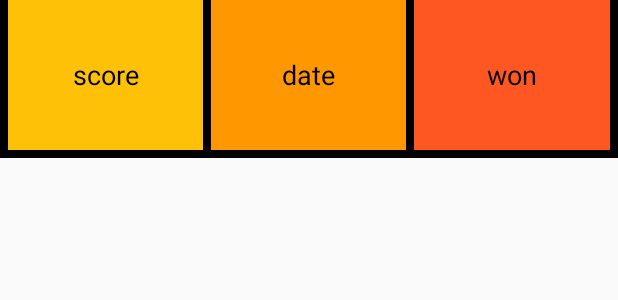
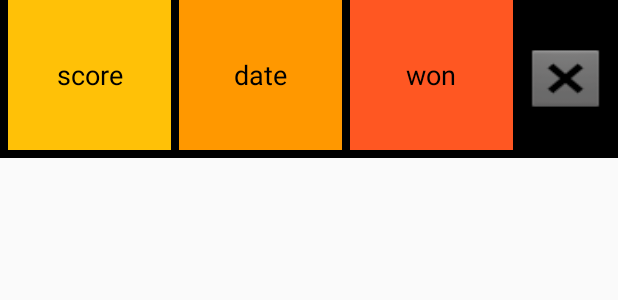
Before and after one commit to PiotMac/Algorithmic-Computer-Science, an Android app: the layout game_item.xml on its own in the app's theme, with its tools: preview values and no code run, on a phone screen of 412 x 824 dp. Shown: the top 300 px of the screen. Run offline under Robolectric (Android 15) with nearby library versions, the phone set to English and light mode, and no system bars; Roboto replaces fonts that are not available here.

Commit message:
added deletion

```diff
--- a/IV-semester/AM/L5/L5SpaceInvaders/app/src/main/java/com/example/l5spaceinvaders/DatabaseDao.kt
+++ b/IV-semester/AM/L5/L5SpaceInvaders/app/src/main/java/com/example/l5spaceinvaders/DatabaseDao.kt
@@ -26,6 +26,9 @@ interface DatabaseDao {
     @Query("DELETE FROM Game WHERE Game.score = :score AND Game.date = :date AND Game.won = :result")
     fun deleteGame(score: Int, date: String, result: Boolean)
 
+    @Delete
+    fun deleteRecord(game: Game)
+
     @Query("SELECT * FROM Game ORDER BY Game.score ASC")
     fun sortAscScore() : List<Game>
 
--- a/IV-semester/AM/L5/L5SpaceInvaders/app/src/main/java/com/example/l5spaceinvaders/ScoresRecyclerAdapter.kt
+++ b/IV-semester/AM/L5/L5SpaceInvaders/app/src/main/java/com/example/l5spaceinvaders/ScoresRecyclerAdapter.kt
@@ -4,6 +4,7 @@ import android.annotation.SuppressLint
 import android.view.LayoutInflater
 import android.view.View
 import android.view.ViewGroup
+import android.widget.ImageButton
 import android.widget.TextView
 import androidx.recyclerview.widget.RecyclerView
 
@@ -12,10 +13,12 @@ class ScoresRecyclerAdapter(private val games: List<Game>) : RecyclerView.Adapte
         val scoreTV : TextView
         val dateTV : TextView
         val winTV : TextView
+        val deleteButton : ImageButton
         init {
             scoreTV = view.findViewById(R.id.scoreTV)
             dateTV = view.findViewById(R.id.dateTV)
             winTV = view.findViewById(R.id.winTV)
+            deleteButton = view.findViewById(R.id.deleteRecordButton)
         }
     }
 
@@ -34,6 +37,9 @@ class ScoresRecyclerAdapter(private val games: List<Game>) : RecyclerView.Adapte
         else {
             holder.winTV.text = "NO"
         }
+        holder.deleteButton.setOnClickListener {
+            ScoresActivity.deleteRecord(position)
+        }
     }
 
     override fun getItemCount(): Int {
--- a/IV-semester/AM/L5/L5SpaceInvaders/app/src/main/res/layout/game_item.xml
+++ b/IV-semester/AM/L5/L5SpaceInvaders/app/src/main/res/layout/game_item.xml
@@ -1,5 +1,6 @@
 <?xml version="1.0" encoding="utf-8"?>
 <LinearLayout xmlns:android="http://schemas.android.com/apk/res/android"
+    xmlns:app="http://schemas.android.com/apk/res-auto"
     android:layout_width="match_parent"
     android:layout_height="wrap_content"
     android:background="#000000"
@@ -48,4 +49,16 @@
         android:textColor="#000000"
         android:textSize="18sp" />
 
+    <ImageButton
+        android:id="@+id/deleteRecordButton"
+        android:layout_width="50dp"
+        android:layout_height="50dp"
+        android:layout_gravity="center"
+        android:layout_marginEnd="5dp"
+        android:layout_weight="1"
+        android:backgroundTint="#000000"
+        android:foreground="@android:drawable/btn_dialog"
+        app:srcCompat="@android:drawable/ic_menu_close_clear_cancel" />
+
+
 </LinearLayout>
--- a/IV-semester/AM/L5/L5SpaceInvaders/app/src/main/res/layout/scores_activity.xml
+++ b/IV-semester/AM/L5/L5SpaceInvaders/app/src/main/res/layout/scores_activity.xml
@@ -45,7 +45,7 @@
             android:id="@+id/winHeader"
             android:layout_width="100dp"
             android:layout_height="100dp"
-            android:layout_marginEnd="5dp"
+            android:layout_marginEnd="70dp"
             android:layout_marginBottom="5dp"
             android:layout_weight="1"
             android:background="#4CAF50"
@@ -99,7 +99,7 @@
             android:id="@+id/sortingResultButton"
             android:layout_width="100dp"
             android:layout_height="100dp"
-            android:layout_marginEnd="5dp"
+            android:layout_marginEnd="70dp"
             android:layout_weight="1"
             android:background="#4CAF50"
             android:fontFamily="@font/titan_one"
```
Also changed, not shown: IV-semester/AM/L5/L5SpaceInvaders/app/src/main/java/com/example/l5spaceinvaders/ScoresActivity.kt (+9 -0 lines).
